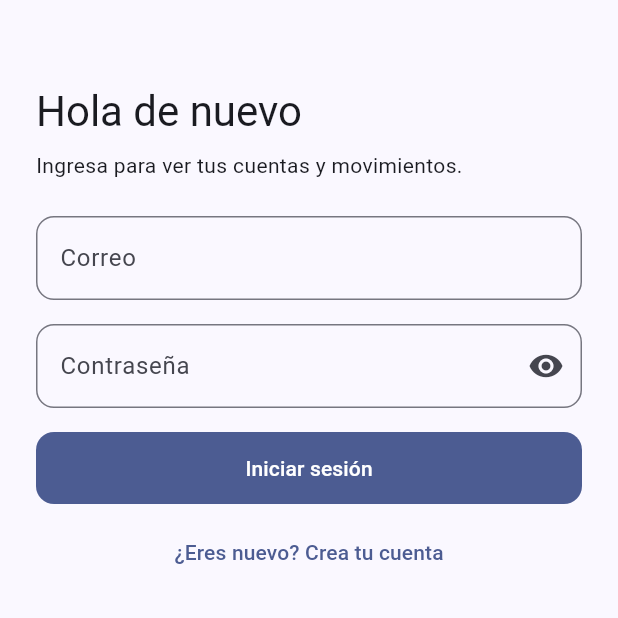
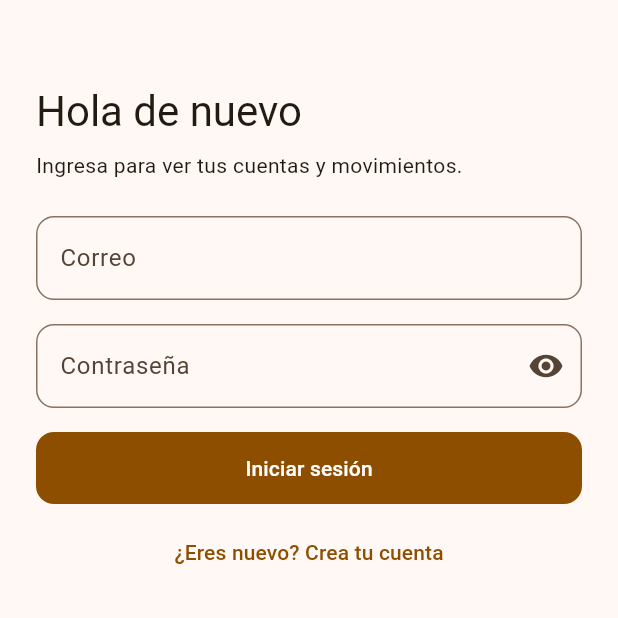
Before and after one commit to rithert/pruebaInt, a Flutter app: the screen it shows after launch, on a phone screen of 412 x 824 dp, the top half of it. Run offline on Flutter 3.47's test engine with Material 3 defaults, Android fonts, the phone set to English and light mode, and no system bars; our stand-ins replace connectivity_plus, dio, drift, drift_flutter, equatable, flutter_bloc and 4 more; accounts and stored records are empty; generated files the repository leaves out were written again.

Commit message:
feat(design-system): paleta de marca y verde de abonos accesible en modo oscuro

```diff
--- a/packages/design_system/lib/src/theme/app_theme.dart
+++ b/packages/design_system/lib/src/theme/app_theme.dart
@@ -13,6 +13,9 @@ abstract final class AppTheme {
     final scheme = ColorScheme.fromSeed(
       seedColor: AppColors.brand,
       brightness: brightness,
+      // `fidelity` mantiene el primario cerca del naranja de marca; la
+      // variante por defecto lo apagaría hacia un marrón.
+      dynamicSchemeVariant: DynamicSchemeVariant.fidelity,
       error: AppColors.danger,
     );
     final shape = RoundedRectangleBorder(
--- a/packages/design_system/lib/src/tokens/app_colors.dart
+++ b/packages/design_system/lib/src/tokens/app_colors.dart
@@ -3,12 +3,20 @@ import 'package:flutter/material.dart';
 /// Paleta de marca. Los colores semánticos (éxito, error, advertencia) se
 /// eligieron para cumplir contraste WCAG AA sobre fondos claros y oscuros.
 abstract final class AppColors {
-  static const brand = Color(0xFF0B5FFF);
+  /// Naranja institucional: semilla de todo el esquema de color.
+  static const brand = Color(0xFFF7901E);
   static const success = Color(0xFF1E7F4F);
   static const warning = Color(0xFFB25E00);
   static const danger = Color(0xFFC62828);
 
-  /// Montos positivos (abonos) y negativos (cargos) en movimientos.
+  /// Montos positivos (abonos) en movimientos, sobre fondo claro.
   static const credit = success;
   static const debit = Color(0xFF37474F);
+
+  /// Verde de abonos legible en ambos temas: sobre fondo oscuro el verde
+  /// institucional no alcanza contraste AA, así que se usa uno más claro.
+  static Color creditFor(BuildContext context) =>
+      Theme.of(context).brightness == Brightness.dark
+      ? const Color(0xFF7BD8A4)
+      : credit;
 }
--- a/packages/features/accounts/lib/src/presentation/transactions/transaction_detail_page.dart
+++ b/packages/features/accounts/lib/src/presentation/transactions/transaction_detail_page.dart
@@ -76,8 +76,9 @@ class _Detail extends StatelessWidget {
         const SizedBox(height: AppSpacing.sm),
         Text(
           Formatters.signedMoney(tx.amountMinor),
-          style: Theme.of(context).textTheme.displaySmall
-              ?.copyWith(color: tx.isCredit ? AppColors.credit : null),
+          style: Theme.of(context).textTheme.displaySmall?.copyWith(
+            color: tx.isCredit ? AppColors.creditFor(context) : null,
+          ),
         ),
         const Divider(height: AppSpacing.xl),
         _Row('Descripción', tx.description),
--- a/packages/features/accounts/lib/src/presentation/widgets/transaction_tile.dart
+++ b/packages/features/accounts/lib/src/presentation/widgets/transaction_tile.dart
@@ -40,7 +40,9 @@ class TransactionTile extends StatelessWidget {
         trailing: Text(
           amount,
           style: Theme.of(context).textTheme.titleSmall?.copyWith(
-            color: tx.isCredit ? AppColors.credit : scheme.onSurface,
+            color: tx.isCredit
+                ? AppColors.creditFor(context)
+                : scheme.onSurface,
             fontWeight: FontWeight.w600,
           ),
         ),
```
